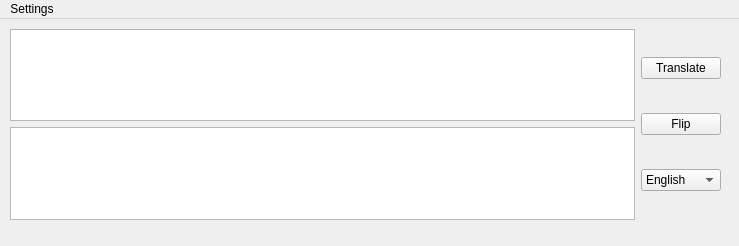
Before: the Qt Designer form window.ui in cutplane1/translator, drawn with Qt 5.
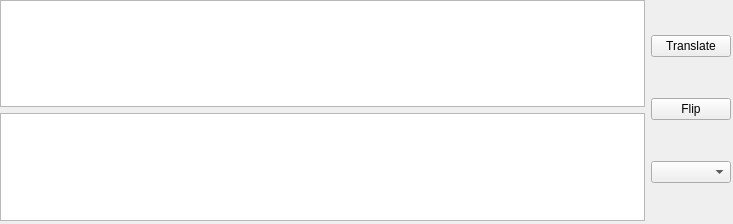
After: the same form once the commit is applied.

```diff
--- a/window.ui
+++ b/window.ui
@@ -6,8 +6,8 @@
    <rect>
     <x>0</x>
     <y>0</y>
-    <width>739</width>
-    <height>246</height>
+    <width>733</width>
+    <height>224</height>
    </rect>
   </property>
   <property name="sizePolicy">
@@ -23,10 +23,10 @@
    <widget class="QWidget" name="horizontalLayoutWidget">
     <property name="geometry">
      <rect>
-      <x>10</x>
-      <y>10</y>
-      <width>711</width>
-      <height>191</height>
+      <x>0</x>
+      <y>0</y>
+      <width>731</width>
+      <height>221</height>
      </rect>
     </property>
     <layout class="QHBoxLayout" name="h_grid">
@@ -57,48 +57,13 @@
         </widget>
        </item>
        <item>
-        <widget class="QComboBox" name="lang_select">
-         <item>
-          <property name="text">
-           <string>English</string>
-          </property>
-         </item>
-         <item>
-          <property name="text">
-           <string>Russian</string>
-          </property>
-         </item>
-        </widget>
+        <widget class="QComboBox" name="lang_select"/>
        </item>
       </layout>
      </item>
     </layout>
    </widget>
   </widget>
-  <widget class="QMenuBar" name="menubar">
-   <property name="geometry">
-    <rect>
-     <x>0</x>
-     <y>0</y>
-     <width>739</width>
-     <height>22</height>
-    </rect>
-   </property>
-   <widget class="QMenu" name="menutest">
-    <property name="title">
-     <string>Settings</string>
-    </property>
-    <widget class="QMenu" name="menuProvider">
-     <property name="title">
-      <string>Provider</string>
-     </property>
-     <addaction name="actionGoogle"/>
-     <addaction name="actionDeepL"/>
-    </widget>
-    <addaction name="menuProvider"/>
-   </widget>
-   <addaction name="menutest"/>
-  </widget>
   <action name="actionGoogle">
    <property name="text">
     <string>Google</string>
```
